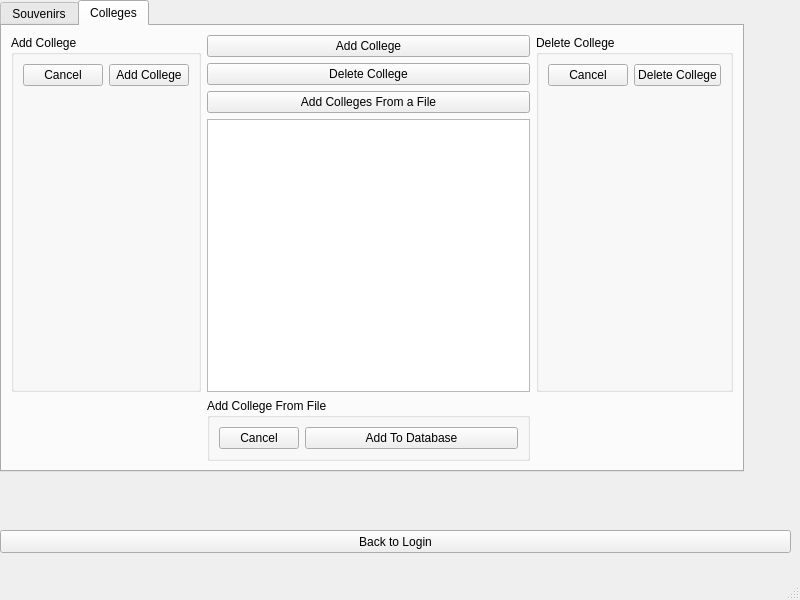
Old version of the form Group_Project_1/adminwindow.ui in the repository Cyrus-Riahi/CS1D-P1.
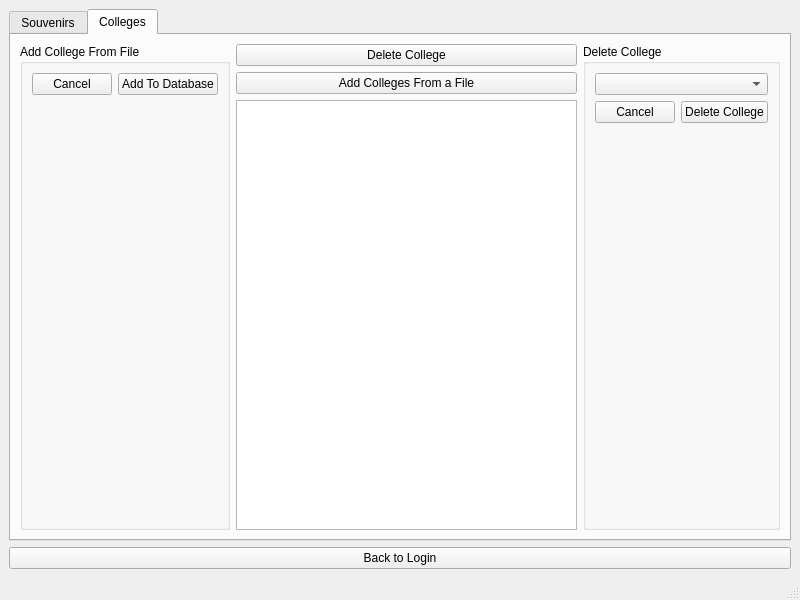
New version of the form. The open tabs and pages were chosen to show the change.

The edit to the form file:
```diff
--- a/Group_Project_1/adminwindow.ui
+++ b/Group_Project_1/adminwindow.ui
@@ -14,15 +14,9 @@
    <string>MainWindow</string>
   </property>
   <widget class="QWidget" name="centralwidget">
+   <layout class="QVBoxLayout" name="verticalLayout_3">
+    <item>
    <widget class="QTabWidget" name="tabWidget">
-    <property name="geometry">
-     <rect>
-      <x>0</x>
-      <y>0</y>
-      <width>744</width>
-      <height>472</height>
-     </rect>
-    </property>
     <property name="currentIndex">
      <number>0</number>
     </property>
@@ -180,15 +174,34 @@
       <string>Colleges</string>
      </attribute>
      <layout class="QGridLayout" name="gridLayout">
+        <item row="0" column="2">
+         <widget class="QGroupBox" name="rightDeleteCollegeGroupBox">
+          <property name="title">
+           <string>Delete College</string>
+          </property>
+          <layout class="QFormLayout" name="formLayout_6">
+           <item row="1" column="0">
+            <widget class="QPushButton" name="deleteCollegeCancelButton">
+             <property name="text">
+              <string>Cancel</string>
+             </property>
+            </widget>
+           </item>
+           <item row="1" column="1">
+            <widget class="QPushButton" name="deleteFromDbButton">
+             <property name="text">
+              <string>Delete College</string>
+             </property>
+            </widget>
+           </item>
+           <item row="0" column="0" colspan="2">
+            <widget class="QComboBox" name="deleteCollegeDB"/>
+           </item>
+          </layout>
+         </widget>
+        </item>
       <item row="0" column="1">
        <layout class="QVBoxLayout" name="verticalLayout_2">
-        <item>
-         <widget class="QPushButton" name="addCollegeButton">
-          <property name="text">
-           <string>Add College</string>
-          </property>
-         </widget>
-        </item>
         <item>
          <widget class="QPushButton" name="deleteCollegeButton">
           <property name="text">
@@ -212,7 +225,7 @@
         </item>
        </layout>
       </item>
-      <item row="1" column="1">
+        <item row="0" column="0">
        <widget class="QGroupBox" name="bottomAddFromFileGroupBox">
         <property name="title">
          <string>Add College From File</string>
@@ -235,68 +248,18 @@
         </layout>
        </widget>
       </item>
-      <item row="0" column="0">
-       <widget class="QGroupBox" name="leftAddCollegeGroupBox">
-        <property name="title">
-         <string>Add College</string>
-        </property>
-        <layout class="QFormLayout" name="formLayout_5">
-         <item row="0" column="0">
-          <widget class="QPushButton" name="cancelAddCollegeButton">
-           <property name="text">
-            <string>Cancel</string>
-           </property>
-          </widget>
-         </item>
-         <item row="0" column="1">
-          <widget class="QPushButton" name="pushButton_2">
-           <property name="text">
-            <string>Add College</string>
-           </property>
-          </widget>
-         </item>
-        </layout>
-       </widget>
-      </item>
-      <item row="0" column="2">
-       <widget class="QGroupBox" name="rightDeleteCollegeGroupBox">
-        <property name="title">
-         <string>Delete College</string>
-        </property>
-        <layout class="QFormLayout" name="formLayout_6">
-         <item row="0" column="0">
-          <widget class="QPushButton" name="pushButton_3">
-           <property name="text">
-            <string>Cancel</string>
-           </property>
-          </widget>
-         </item>
-         <item row="0" column="1">
-          <widget class="QPushButton" name="pushButton_4">
-           <property name="text">
-            <string>Delete College</string>
-           </property>
-          </widget>
-         </item>
-        </layout>
-       </widget>
-      </item>
-     </layout>
-    </widget>
-   </widget>
+       </layout>
+      </widget>
+     </widget>
+    </item>
+    <item>
    <widget class="QPushButton" name="backToLoginButton">
-    <property name="geometry">
-     <rect>
-      <x>0</x>
-      <y>530</y>
-      <width>791</width>
-      <height>23</height>
-     </rect>
-    </property>
     <property name="text">
      <string>Back to Login</string>
     </property>
    </widget>
+    </item>
+   </layout>
   </widget>
   <widget class="QMenuBar" name="menubar">
    <property name="geometry">
```
Left out of the diff: 12 changed lines with no effect on the pictures. Lines whose indentation alone changed are shown as unchanged.
